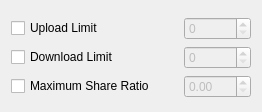
KDE/kget, file ui/transfersettingsdialog.ui: the form before one commit.
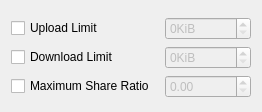
The form after the commit. Custom widgets are drawn as their Qt base class.

Commit message: Add suffixes for TransferSettingsDialog and don't change SpeedLimit of a Transfer if it is lower then the one the group has given it.

```diff
--- a/ui/transfersettingsdialog.ui
+++ b/ui/transfersettingsdialog.ui
@@ -41,6 +41,9 @@
        <verstretch>0</verstretch>
       </sizepolicy>
      </property>
+     <property name="suffix" >
+      <string>KiB</string>
+     </property>
      <property name="maximum" >
       <number>100000</number>
      </property>
@@ -64,6 +67,9 @@
        <verstretch>0</verstretch>
       </sizepolicy>
      </property>
+     <property name="suffix" >
+      <string>KiB</string>
+     </property>
      <property name="maximum" >
       <number>100000</number>
      </property>
```
The commit also changes 1 other file.
